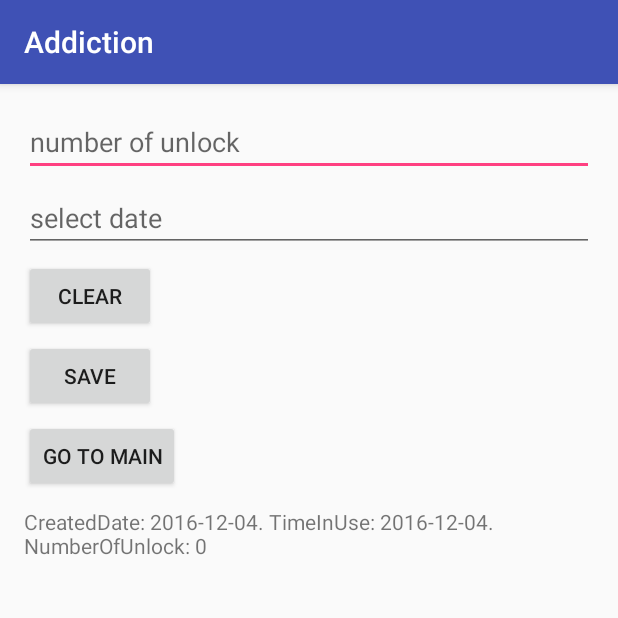
After one commit to LevWorkSpace/Addiction, an Android app: the TestEnvironmentActivity screen opened directly, with no data from a screen before it, on a phone screen of 412 x 824 dp, the top half of it. The commit adds this screen. Run offline under Robolectric (Android 15) with nearby library versions, the phone set to English and light mode, and no system bars.

Commit message:
Added Test Environment. Fixed some bugs in DB module

```diff
--- a/app/src/main/AndroidManifest.xml
+++ b/app/src/main/AndroidManifest.xml
@@ -15,6 +15,7 @@
                 <category android:name="android.intent.category.LAUNCHER" />
             </intent-filter>
         </activity>
+		<activity android:name=".TestEnvironmentActivity"></activity>
     </application>
 
 </manifest>
--- /dev/null
+++ b/app/src/main/java/com/example/test42/TestEnvironmentActivity.java
@@ -0,0 +1,133 @@
+package com.example.test42;
+
+import android.app.DatePickerDialog;
+import android.app.Dialog;
+import android.content.Intent;
+import android.support.v7.app.AppCompatActivity;
+import android.os.Bundle;
+import android.util.Log;
+import android.view.View;
+import android.widget.Button;
+import android.widget.DatePicker;
+import android.widget.EditText;
+import android.widget.TextView;
+import android.widget.Toast;
+
+import java.util.Calendar;
+import java.util.List;
+
+import dataBaseModule.RecordProviderFactory;
+import global.classes.DailyUsageEntry;
+import global.interfaces.IRecordProvider;
+import global.utilities.DateUtility;
+
+public class TestEnvironmentActivity extends AppCompatActivity {
+
+    TextView testView;
+    Button saveButton, clearButton, goMainButton;
+    EditText numberOfUnlockView, createdDateView;
+
+    private IRecordProvider recordProvider;
+    private DatePicker datePicker;
+    private Calendar calendar;
+    private int year, month, day;
+
+
+    @Override
+    protected void onCreate(Bundle savedInstanceState) {
+        super.onCreate(savedInstanceState);
+        setContentView(R.layout.activity_test_environment);
+
+        testView = (TextView) findViewById(R.id.test_view);
+        saveButton = (Button) findViewById(R.id.save_button);
+        clearButton = (Button) findViewById(R.id.clear_button);
+        goMainButton = (Button) findViewById(R.id.go_main_button);
+        numberOfUnlockView = (EditText) findViewById(R.id.number_of_unlock_view);
+        createdDateView = (EditText) findViewById(R.id.created_date_view);
+        initDatePicker();
+
+        recordProvider = RecordProviderFactory.getProvider(this);
+        showAllRecords();
+
+        saveButton.setOnClickListener(new View.OnClickListener() {
+            public void onClick(View v) {
+                recordProvider.saveDailyUsageRecords(new DailyUsageEntry(createdDateView.getText().toString(),
+                                                                         numberOfUnlockView.getText().toString(),
+                                                                         DateUtility.getTodayDate()));
+                showAllRecords();
+                clearInputViews();
+            }
+        });
+
+        clearButton.setOnClickListener(new View.OnClickListener() {
+            public void onClick(View v) {
+                recordProvider.clearDailyUsageTable();
+                showAllRecords();
+                clearInputViews();
+            }
+        });
+
+        goMainButton.setOnClickListener(new View.OnClickListener() {
+            public void onClick(View arg0) {
+                finish();
+            }
+        });
+    }
+
+    private void showAllRecords() {
+        testView.setText(DailyRecordsListToString(recordProvider.getAllDailyUsageRecords()));
+    }
+
+    private void clearInputViews() {
+        numberOfUnlockView.setText("");
+        createdDateView.setText("");
+    }
+
+    private String DailyRecordsListToString(List<DailyUsageEntry> dailyUsageEntries) {
+        StringBuilder sb = new StringBuilder();
+        for (DailyUsageEntry singleRecord : dailyUsageEntries) {
+            sb.append(singleRecord.toString());
+            sb.append("\n");
+        }
+        return sb.toString();
+    }
+
+    private void initDatePicker() {
+        calendar = Calendar.getInstance();
+        year = calendar.get(Calendar.YEAR);
+        month = calendar.get(Calendar.MONTH);
+        day = calendar.get(Calendar.DAY_OF_MONTH);
+    }
+
+    @SuppressWarnings("deprecation")
+    public void setDate(View view) {
+        showDialog(999);
+        Toast.makeText(getApplicationContext(), "ca",
+                Toast.LENGTH_SHORT)
+                .show();
+    }
+
+    @Override
+    protected Dialog onCreateDialog(int id) {
+        // TODO Auto-generated method stub
+        if (id == 999) {
+            return new DatePickerDialog(this,
+                    myDateListener, year, month, day);
+        }
+        return null;
+    }
+
+    private DatePickerDialog.OnDateSetListener myDateListener = new
+            DatePickerDialog.OnDateSetListener() {
+                @Override
+                public void onDateSet(DatePicker arg0,
+                                      int arg1, int arg2, int arg3) {
+                    // TODO Auto-generated method stub
+                    // arg1 = year
+                    // arg2 = month
+                    // arg3 = day
+                    calendar.set(arg1, arg2 - 1, arg3, 0, 0);
+                    createdDateView.setText(DateUtility.toString(calendar.getTime()));
+                }
+            };
+}
--- a/app/src/main/java/global/utilities/DateUtility.java
+++ b/app/src/main/java/global/utilities/DateUtility.java
@@ -16,6 +16,10 @@ public class DateUtility {
         return DATE_FORMAT.format(new Date());
     }
 
+    public static String toString(Date date) {
+        return DATE_FORMAT.format(date);
+    }
+
     public static String getStartMonthDate() {
         Calendar c = Calendar.getInstance();
         c.set(Calendar.DAY_OF_MONTH, 1);
--- a/app/src/main/res/layout/activity_main.xml
+++ b/app/src/main/res/layout/activity_main.xml
@@ -5,10 +5,12 @@
     android:layout_width="fill_parent"
     android:layout_height="fill_parent"
     android:orientation="vertical"
-    tools:context="com.example.nataliia.list1.MainActivity">
-    <ListView
+    tools:context="com.example.test42.MainActivity">
+
+	<ListView
         android:id="@+id/lvMain"
         android:layout_width="match_parent"
         android:layout_height="0dp"
         android:layout_weight="1" />
+
 </LinearLayout>
--- /dev/null
+++ b/app/src/main/res/layout/activity_test_environment.xml
@@ -0,0 +1,67 @@
+<?xml version="1.0" encoding="utf-8"?>
+<LinearLayout xmlns:android="http://schemas.android.com/apk/res/android"
+    xmlns:tools="http://schemas.android.com/tools"
+    android:id="@+id/activity_test_environment"
+    android:orientation="vertical"
+    android:layout_width="match_parent"
+    android:layout_height="match_parent"
+    android:paddingBottom="@dimen/activity_vertical_margin"
+    android:paddingLeft="@dimen/activity_horizontal_margin"
+    android:paddingRight="@dimen/activity_horizontal_margin"
+    android:paddingTop="@dimen/activity_vertical_margin"
+    tools:context="com.example.test42.TestEnvironmentActivity">
+
+    <EditText
+        android:layout_width="match_parent"
+        android:layout_height="wrap_content"
+        android:inputType="number"
+        android:ems="10"
+        android:id="@+id/number_of_unlock_view"
+        android:hint="number of unlock"
+        android:layout_marginBottom="5dp"
+        android:layout_alignParentBottom="true"
+        android:layout_toRightOf="@+id/test_view"
+        android:layout_toEndOf="@+id/test_view" />
+
+    <EditText
+        android:layout_width="match_parent"
+        android:layout_height="wrap_content"
+        android:inputType="number"
+        android:ems="10"
+        android:id="@+id/created_date_view"
+        android:hint="select date"
+        android:onClick="setDate"
+        android:focusable="false"
+        android:layout_marginBottom="5dp"
+        android:layout_alignParentBottom="true"
+        android:layout_toRightOf="@+id/test_view"
+        android:layout_toEndOf="@+id/test_view" />
+
+    <Button
+        android:text="Clear"
+        android:layout_width="wrap_content"
+        android:layout_height="wrap_content"
+        android:id="@+id/clear_button"
+        android:layout_marginBottom="5dp"/>
+
+    <Button
+        android:text="Save"
+        android:layout_width="wrap_content"
+        android:layout_height="wrap_content"
+        android:id="@+id/save_button"
+        android:layout_marginBottom="5dp"/>
+
+    <Button
+        android:text="Go To Main"
+        android:layout_width="wrap_content"
+        android:layout_height="wrap_content"
+        android:layout_marginBottom="10dp"
+        android:id="@+id/go_main_button"/>
+
+    <TextView
+        android:id="@+id/test_view"
+        android:layout_width="match_parent"
+        android:layout_height="wrap_content"
+        android:text="Hello World!" />
+
+</LinearLayout>
--- a/app/src/main/res/values/strings.xml
+++ b/app/src/main/res/values/strings.xml
@@ -1,3 +1,5 @@
 <resources>
-    <string name="app_name">List1</string>
+    <string name="app_name">Addiction</string>
+    <string name="help">help</string>
+    <string name="testing_activity">Test Environment</string>
 </resources>
```
Also changed, not shown: app/src/main/java/com/example/test42/MainActivity.java (+55 -12 lines), app/src/main/java/dataBaseModule/RecordsProviderSQL.java (+3 -7 lines), app/src/main/java/global/classes/DailyUsageEntry.java (+7 -1 lines), app/src/main/res/menu/main_menu.xml (added, +9 -0 lines).
